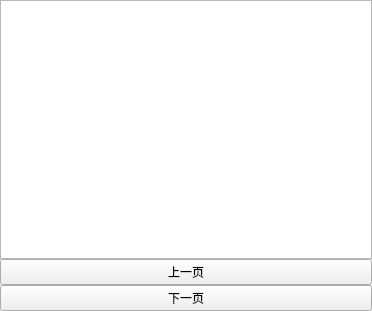
Old version of the form blogui/LeftPostWidget.ui in the repository zhangbailong945/PyQt5Projects.
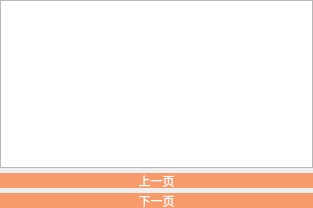
New version of the form.

What changed in the file:
```diff
--- a/blogui/LeftPostWidget.ui
+++ b/blogui/LeftPostWidget.ui
@@ -6,8 +6,8 @@
    <rect>
     <x>0</x>
     <y>0</y>
-    <width>372</width>
-    <height>311</height>
+    <width>313</width>
+    <height>208</height>
    </rect>
   </property>
   <property name="windowTitle">
@@ -37,6 +37,23 @@
    </item>
    <item>
     <widget class="QPushButton" name="pb_Previous">
+     <property name="minimumSize">
+      <size>
+       <width>0</width>
+       <height>20</height>
+      </size>
+     </property>
+     <property name="autoFillBackground">
+      <bool>false</bool>
+     </property>
+     <property name="styleSheet">
+      <string notr="true">border:none;
+color:white;
+background-color: rgb(247, 155, 106);
+border-radius:8px;
+margin-top:5px;
+</string>
+     </property>
      <property name="text">
       <string>上一页</string>
      </property>
@@ -44,6 +61,23 @@
    </item>
    <item>
     <widget class="QPushButton" name="pb_Next">
+     <property name="minimumSize">
+      <size>
+       <width>0</width>
+       <height>20</height>
+      </size>
+     </property>
+     <property name="autoFillBackground">
+      <bool>false</bool>
+     </property>
+     <property name="styleSheet">
+      <string notr="true">border:none;
+color:white;
+background-color: rgb(247, 155, 106);
+border-radius:8px;
+margin-top:5px;
+</string>
+     </property>
      <property name="text">
       <string>下一页</string>
      </property>
```
